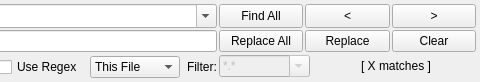
The window that src/search/searchdialog.ui (GAMS-dev/studio) describes before a commit, drawn with Qt 5; both pictures show x 218 to 698 and y 0 to 82 of the 698 by 82 pixel window.
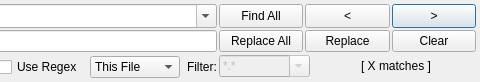
The same window after the commit.

Commit message: reverted to the old enter key behavior in search dialog

Patch:
```diff
--- a/src/search/searchdialog.ui
+++ b/src/search/searchdialog.ui
@@ -103,10 +103,10 @@
       <string>&gt;</string>
      </property>
      <property name="autoDefault">
-      <bool>false</bool>
+      <bool>true</bool>
      </property>
      <property name="default">
-      <bool>false</bool>
+      <bool>true</bool>
      </property>
     </widget>
    </item>
```
